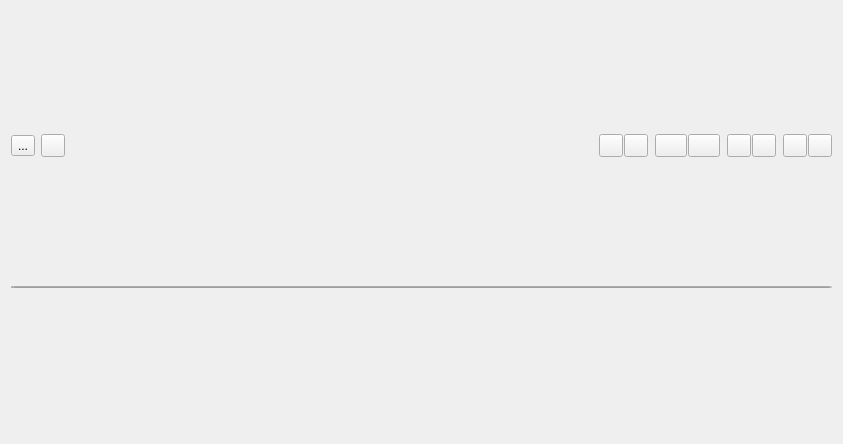
Old version of the form galacteek/ui/browsertab.ui in the repository pinnaculum/galacteek.
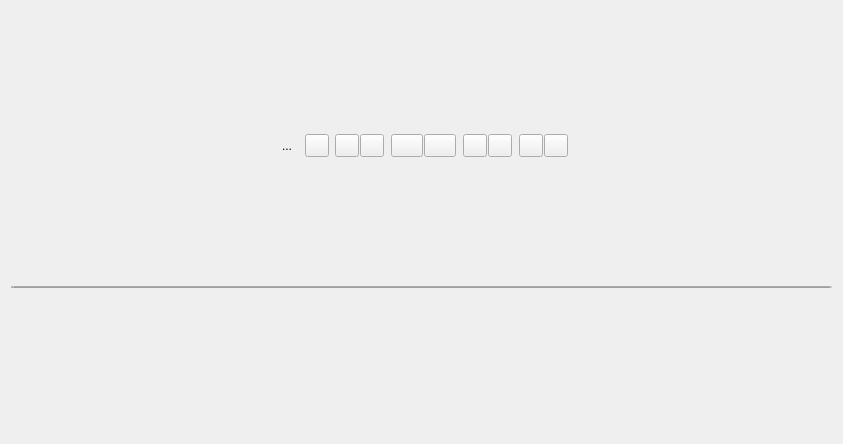
New version of the form. Icons and pictures are not drawn.

```diff
--- a/galacteek/ui/browsertab.ui
+++ b/galacteek/ui/browsertab.ui
@@ -49,6 +49,9 @@
              <property name="popupMode">
               <enum>QToolButton::InstantPopup</enum>
              </property>
+             <property name="autoRaise">
+              <bool>true</bool>
+             </property>
             </widget>
            </item>
           </layout>
@@ -68,11 +71,7 @@
           </widget>
          </item>
          <item>
-          <widget class="QLabel" name="cidInfoLabel">
-           <property name="text">
-            <string/>
-           </property>
-          </widget>
+          <layout class="QHBoxLayout" name="layoutObjectInfo"/>
          </item>
          <item>
           <layout class="QHBoxLayout" name="layoutUrl"/>
```
